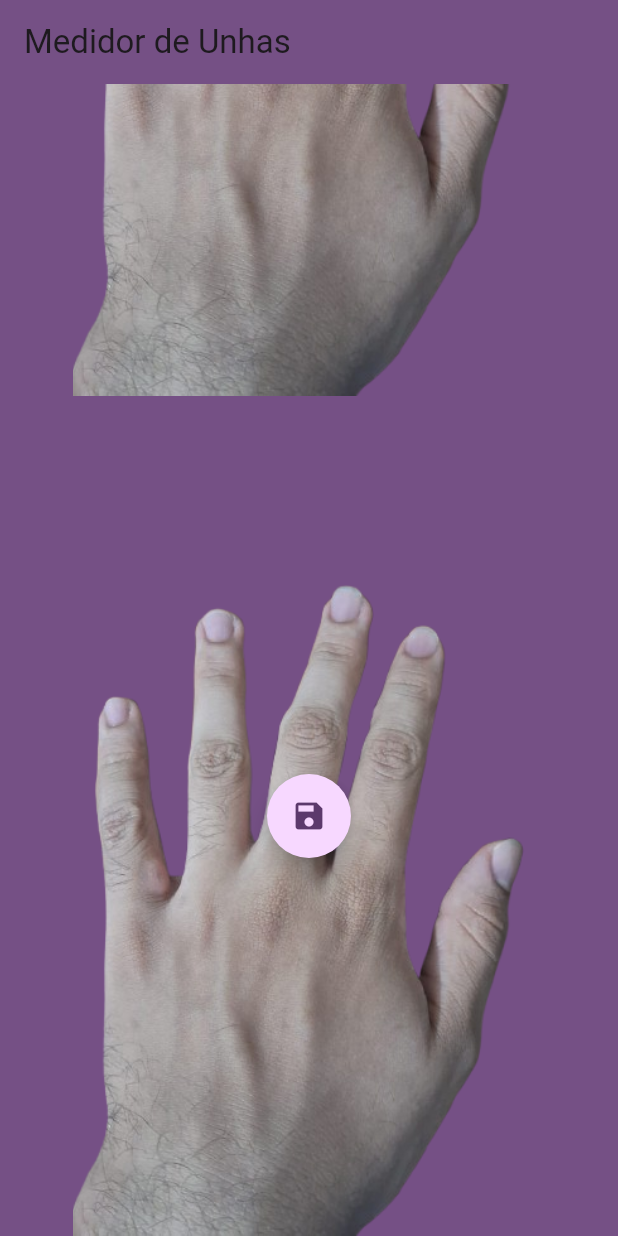
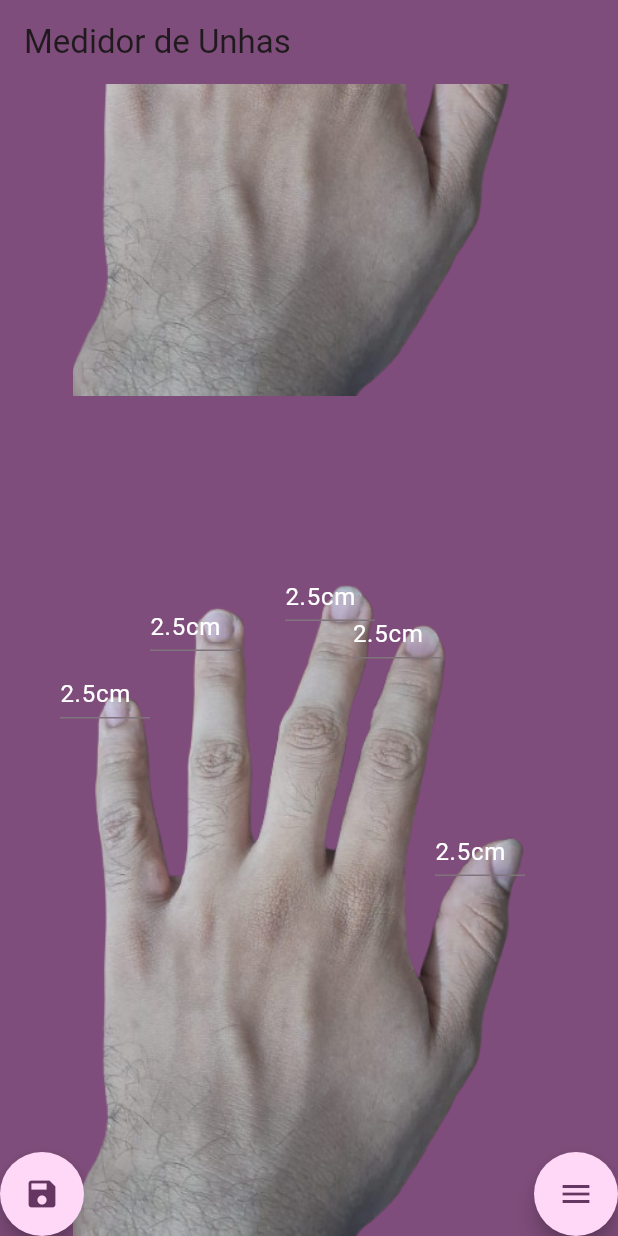
Before and after one commit to Arthur-Pereira-5019/nail_measure, a Flutter app: the screen it shows after launch, scrolled down 352 dp, after a tap on the "save" icon, on a phone screen of 412 x 824 dp. Run offline on Flutter 3.47's test engine with Material 3 defaults, Android fonts, the phone set to English and light mode, and no system bars; our stand-ins replace shared_preferences, sqflite, sqflite_common_ffi; accounts and stored records are empty.

Commit message:
Solved android compatibility, finalized the sqlite db and made a table to show the data

```diff
--- a/lib/main.dart
+++ b/lib/main.dart
@@ -1,10 +1,11 @@
+import 'dart:io';
+
 import 'package:flutter/material.dart';
 import 'package:nail_measure/nailRegister.dart';
 import 'package:path/path.dart';
 import 'package:shared_preferences/shared_preferences.dart';
 import 'package:sqflite/sqflite.dart';
 import 'package:sqflite_common_ffi/sqflite_ffi.dart';
-
 
 double a = 0;
 double b = 0;
@@ -16,12 +17,18 @@ double g = 0;
 double h = 0;
 double i = 0;
 double j = 0;
+double platformOffset = 0;
 NailDatabase db = NailDatabase();
 
-void main() {
+void main() async{
   WidgetsFlutterBinding.ensureInitialized();
-  db.createDatabase;
-  databaseFactory = databaseFactoryFfi;
+  if(!Platform.isAndroid) {
+      databaseFactory = databaseFactoryFfi;
+  }else {
+    platformOffset = 580;
+    print("Tá no android mermo");
+  }
+  await db.createDatabase();
   runApp(const MyApp());
 }
 
@@ -34,7 +41,7 @@ class MyApp extends StatelessWidget {
       title: 'Nail Measurer',
       theme: ThemeData(
         colorScheme: ColorScheme.fromSeed(
-          seedColor: const Color.fromARGB(255, 183, 0, 255),
+          seedColor: const Color.fromARGB(255, 106, 0, 109),
         ),
         scaffoldBackgroundColor: Theme.of(context).colorScheme.primary,
       ),
@@ -69,41 +76,6 @@ class _MyHomePageState extends State<MyHomePage> {
   }
 }
 
-class SaveNail extends StatelessWidget {
-  const SaveNail({super.key});
-
-  @override
-  Widget build(BuildContext context) {
-    return FloatingActionButton(
-      onPressed: () {
-        registerNail();
-      },
-      child: Icon(Icons.save),
-      shape: const CircleBorder(),
-    );
-  }
-}
-
-void registerNail() async {
-    print(await getDatabasesPath());
-  db.registerNail(
-    new Nail(
-      id: db.autoIncrement(),
-      data: DateTime.now(),
-      tMiEs: a,
-      tAnEs: b,
-      tMeEs: c,
-      tInEs: d,
-      tPoEs: e,
-      tPoDi: f,
-      tInDi: g,
-      tMeDi: h,
-      tAnDi: i,
-      tMiDi: j,
-    ),
-  );
-}
-
 class Tela2 extends StatelessWidget {
   const Tela2({
     super.key,
@@ -117,7 +89,7 @@ class Tela2 extends StatelessWidget {
       title: 'Dados das Unhas',
       theme: ThemeData(
         colorScheme: ColorScheme.fromSeed(
-          seedColor: const Color.fromARGB(255, 131, 32, 79),
+          seedColor: const Color.fromARGB(255, 255, 132, 189),
         ),
         scaffoldBackgroundColor: Theme.of(context).colorScheme.primary,
       ),
@@ -161,6 +133,7 @@ class _NailTablePage extends State<NailTablePage> {
                 ),
               ),
             ),
+            NailTable()
           ],
         ),
       ),
@@ -168,59 +141,74 @@ class _NailTablePage extends State<NailTablePage> {
   }
 }
 
-class NailTable extends StatelessWidget {
-  //final double positionTop;
-  //final double positionLeft;
+class NailTable extends StatefulWidget  {
 
   const NailTable({
     super.key,
-    //required this.positionTop,
-    //required this.positionLeft,
   });
 
   @override
+   _NailTable createState() => _NailTable();
+}
+
+class _NailTable extends State<NailTable> {
+  List<Nail> nails = [];
+  bool loading = true;
+
+  @override
+  void initState() {
+    super.initState();
+    loadNails();
+  }
+
+  Future<void> loadNails() async {
+      final a = await db.nailMaps();
+      nails = a.map((m) => Nail.fromMap(m)).toList();
+
+
+    setState((){
+      loading = false;
+    });
+  }
+
+  @override
   Widget build(BuildContext context) {
-    return DataTable(
-      columns: const <DataColumn>[
-        DataColumn(
-          label: Expanded(
-            child: Text('Name', style: TextStyle(fontStyle: FontStyle.italic)),
-          ),
-        ),
-        DataColumn(
-          label: Expanded(
-            child: Text('Age', style: TextStyle(fontStyle: FontStyle.italic)),
-          ),
-        ),
-        DataColumn(
-          label: Expanded(
-            child: Text('Role', style: TextStyle(fontStyle: FontStyle.italic)),
-          ),
-        ),
-      ],
-      rows: const <DataRow>[
-        DataRow(
-          cells: <DataCell>[
-            DataCell(Text('Sarah')),
-            DataCell(Text('19')),
-            DataCell(Text('Student')),
-          ],
-        ),
-        DataRow(
-          cells: <DataCell>[
-            DataCell(Text('Janine')),
-            DataCell(Text('43')),
-            DataCell(Text('Professor')),
-          ],
-        ),
-        DataRow(
-          cells: <DataCell>[
-            DataCell(Text('William')),
-            DataCell(Text('27')),
-            DataCell(Text('Associate Professor')),
-          ],
-        ),
-      ],
+    if (loading) {
+      return Center(child: CircularProgressIndicator());
+    }
+
+    return SingleChildScrollView(
+      scrollDirection: Axis.horizontal,
+      child: DataTable(
+        columns: const [
+          DataColumn(label: Text('Data')),
+          DataColumn(label: Text('Min. Esq.')),
+          DataColumn(label: Text('Ane. Esq.')),
+          DataColumn(label: Text('Mei. Esq.')),
+          DataColumn(label: Text('Ind. Esq.')),
+          DataColumn(label: Text('Pol. Esq.')),
+          DataColumn(label: Text('Min. Dir.')),
+          DataColumn(label: Text('Ane. Dir.')),
+          DataColumn(label: Text('Mei. Dir.')),
+          DataColumn(label: Text('Ind. Dir.')),
+          DataColumn(label: Text('Pol. Dir.')),
+        ],
+        rows: nails.map((nail) {
+          return DataRow(cells: [
+            DataCell(Text(nail.data.toString())),
+            DataCell(Text(nail.tMiEs.toString())),
+            DataCell(Text(nail.tAnEs.toString())),
+            DataCell(Text(nail.tMeEs.toString())),
+            DataCell(Text(nail.tInEs.toString())),
+            DataCell(Text(nail.tPoEs.toString())),
+            DataCell(Text(nail.tMiDi.toString())),
+            DataCell(Text(nail.tAnDi.toString())),
+            DataCell(Text(nail.tMeDi.toString())),
+            DataCell(Text(nail.tInDi.toString())),
+            DataCell(Text(nail.tPoDi.toString())),
+          ]);
+        }).toList(),
+      ),
     );
   }
 }
@@ -248,20 +236,20 @@ class DisplayUnha extends StatelessWidget {
             image: AssetImage((('resources/left_hand.png'))),
           ),
         ),
-
         if (type == 1) ...{
-          InputNail(positionTop: 175, positionLeft: 620, key: Key("a")),
-          InputNail(positionTop: 130, positionLeft: 680, key: Key("b")),
-          InputNail(positionTop: 110, positionLeft: 770, key: Key("c")),
-          InputNail(positionTop: 135, positionLeft: 815, key: Key("d")),
-          InputNail(positionTop: 280, positionLeft: 870, key: Key("e")),
+          InputNail(positionTop: 175, positionLeft: 620-platformOffset, key: Key("a")),
+          InputNail(positionTop: 130, positionLeft: 680-platformOffset, key: Key("b")),
+          InputNail(positionTop: 110, positionLeft: 770-platformOffset, key: Key("c")),
+          InputNail(positionTop: 135, positionLeft: 815-platformOffset, key: Key("d")),
+          InputNail(positionTop: 280, positionLeft: 870-platformOffset, key: Key("e")),
         } else if (type == 2) ...{
-          Align(alignment: Alignment.bottomCenter, child: SaveNail()),
-          InputNail(positionTop: 175, positionLeft: 620, key: Key("f")),
-          InputNail(positionTop: 130, positionLeft: 680, key: Key("g")),
-          InputNail(positionTop: 110, positionLeft: 770, key: Key("h")),
-          InputNail(positionTop: 135, positionLeft: 815, key: Key("i")),
-          InputNail(positionTop: 280, positionLeft: 870, key: Key("j")),
+          Container(height: 560, width: 600, alignment: Alignment.bottomLeft, child: SaveNail()),
+          Container(height: 560, width: 600, alignment: Alignment.bottomRight, child: SeeRegisters()),
+          InputNail(positionTop: 175, positionLeft: 620-platformOffset, key: Key("f")),
+          InputNail(positionTop: 130, positionLeft: 680-platformOffset, key: Key("g")),
+          InputNail(positionTop: 110, positionLeft: 770-platformOffset, key: Key("h")),
+          InputNail(positionTop: 135, positionLeft: 815-platformOffset, key: Key("i")),
+          InputNail(positionTop: 280, positionLeft: 870-platformOffset, key: Key("j")),
         },
       ],
     );
@@ -287,6 +275,7 @@ class InputNail extends StatelessWidget {
         width: 60,
         height: 40,
         child: TextField(
+          style: TextStyle(color: Color.fromARGB(255, 0, 145, 255)),
           onChanged: (text) {
             double temp;
             try {
@@ -327,9 +316,62 @@ class InputNail extends StatelessWidget {
               break;
             }
           },
-          decoration: InputDecoration(hintText: '2.5cm'),
+          decoration: InputDecoration(hintText: '2.5cm', hintStyle: TextStyle(color: Color.fromARGB(255, 255, 255, 255)))
+          ),
         ),
-      ),
+      );
+  }
+}
+
+class SaveNail extends StatelessWidget {
+  const SaveNail({super.key});
+
+  @override
+  Widget build(BuildContext context) {
+    return FloatingActionButton(
+      onPressed: () {
+        registerNail();
+      },
+      child: Icon(Icons.save),
+      shape: const CircleBorder(),
     );
   }
 }
+
+class SeeRegisters extends StatelessWidget {
+  const SeeRegisters({super.key});
+
+  @override
+  Widget build(BuildContext context) {
+    return FloatingActionButton(
+      heroTag: 'registers',
+      onPressed: () {
+        Navigator.push(
+  context,
+  MaterialPageRoute(builder: (context) => const NailTablePage(title: "Registros")),
+);
+      },
+      shape: const CircleBorder(),
+      child: Icon(Icons.menu),
+    );
+  }
+}
+
+void registerNail() async {
+    db.registerNail(
+    new Nail(
+      id: await db.autoIncrement(),
+      data: DateTime.now(),
+      tMiEs: a,
+      tAnEs: b,
+      tMeEs: c,
+      tInEs: d,
+      tPoEs: e,
+      tPoDi: f,
+      tInDi: g,
+      tMeDi: h,
+      tAnDi: i,
+      tMiDi: j,
+    ),
+  );
+}
--- a/lib/nailRegister.dart
+++ b/lib/nailRegister.dart
@@ -37,6 +37,11 @@ Future<void> createDatabase() async {
   return nailMaps.map((map) => Nail.fromMap(map)).toList();
 }
 
+Future<List<Map<String, Object?>>> nailMaps() async {
+  final db = database;
+  return await db.query('nails');
+}
+
   Future<void> updateNail(Nail nail) async {
     final db = database;
 
@@ -58,11 +63,10 @@ Future<void> createDatabase() async {
     );
   }
 
-  int autoIncrement() {
+  Future<int> autoIncrement() async{
     final db = database;
-    String a = db.rawQuery('count(*) from nails').toString();
-    int b = int.parse(a);
-    b++;
+    final a = await db.rawQuery('select count(*) from nails');
+    int b = Sqflite.firstIntValue(a) ?? 0;
     return b;
 
   }
@@ -87,7 +91,7 @@ class Nail {
     Map<String, Object?> toMap() {
     return {
       'id': id,
-      'date': data.toIso8601String(),
+      'data': data.toIso8601String(),
       'tMiEs': tMiEs,
       'tAnEs': tAnEs,
       'tMeEs': tMeEs,
```
Also changed, not shown: 6 other files.
